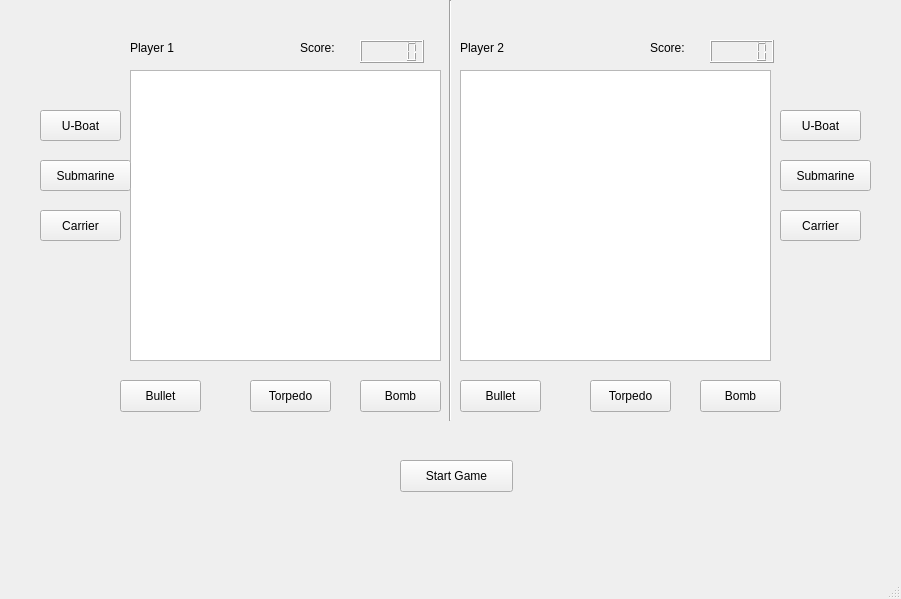
Before: the Qt Designer form finalproject/mainwindow.ui in Oceanestars/BattleshipQt, drawn with Qt 5.
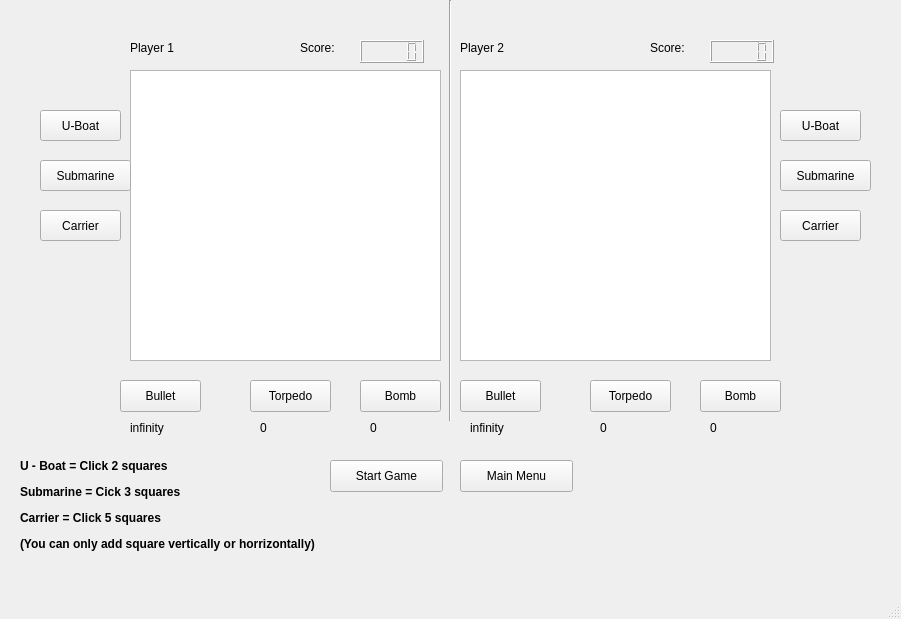
After: the same form once the commit is applied.

Commit message: Updated UI based on user feedback

Patch:
```diff
--- a/finalproject/mainwindow.ui
+++ b/finalproject/mainwindow.ui
@@ -7,7 +7,7 @@
     <x>0</x>
     <y>0</y>
     <width>901</width>
-    <height>599</height>
+    <height>619</height>
    </rect>
   </property>
   <property name="windowTitle">
@@ -115,7 +115,7 @@
    <widget class="QPushButton" name="pushButton_7">
     <property name="geometry">
      <rect>
-      <x>400</x>
+      <x>330</x>
       <y>460</y>
       <width>113</width>
       <height>32</height>
@@ -288,6 +288,110 @@
      <enum>Qt::Vertical</enum>
     </property>
    </widget>
+   <widget class="QPushButton" name="main_menu">
+    <property name="geometry">
+     <rect>
+      <x>460</x>
+      <y>460</y>
+      <width>113</width>
+      <height>32</height>
+     </rect>
+    </property>
+    <property name="text">
+     <string>Main Menu</string>
+    </property>
+   </widget>
+   <widget class="QLabel" name="label_5">
+    <property name="geometry">
+     <rect>
+      <x>130</x>
+      <y>420</y>
+      <width>59</width>
+      <height>16</height>
+     </rect>
+    </property>
+    <property name="text">
+     <string>infinity</string>
+    </property>
+   </widget>
+   <widget class="QLabel" name="label_6">
+    <property name="geometry">
+     <rect>
+      <x>260</x>
+      <y>420</y>
+      <width>59</width>
+      <height>16</height>
+     </rect>
+    </property>
+    <property name="text">
+     <string>0</string>
+    </property>
+   </widget>
+   <widget class="QLabel" name="label_7">
+    <property name="geometry">
+     <rect>
+      <x>370</x>
+      <y>420</y>
+      <width>59</width>
+      <height>16</height>
+     </rect>
+    </property>
+    <property name="text">
+     <string>0</string>
+    </property>
+   </widget>
+   <widget class="QLabel" name="label_8">
+    <property name="geometry">
+     <rect>
+      <x>470</x>
+      <y>420</y>
+      <width>59</width>
+      <height>16</height>
+     </rect>
+    </property>
+    <property name="text">
+     <string>infinity</string>
+    </property>
+   </widget>
+   <widget class="QLabel" name="label_9">
+    <property name="geometry">
+     <rect>
+      <x>600</x>
+      <y>420</y>
+      <width>59</width>
+      <height>16</height>
+     </rect>
+    </property>
+    <property name="text">
+     <string>0</string>
+    </property>
+   </widget>
+   <widget class="QLabel" name="label_10">
+    <property name="geometry">
+     <rect>
+      <x>710</x>
+      <y>420</y>
+      <width>59</width>
+      <height>16</height>
+     </rect>
+    </property>
+    <property name="text">
+     <string>0</string>
+    </property>
+   </widget>
+   <widget class="QLabel" name="rules">
+    <property name="geometry">
+     <rect>
+      <x>20</x>
+      <y>440</y>
+      <width>361</width>
+      <height>131</height>
+     </rect>
+    </property>
+    <property name="text">
+     <string>&lt;html&gt;&lt;head/&gt;&lt;body&gt;&lt;p&gt;&lt;span style=&quot; font-weight:600;&quot;&gt;U - Boat = Click 2 squares&lt;/span&gt;&lt;/p&gt;&lt;p&gt;&lt;span style=&quot; font-weight:600;&quot;&gt;Submarine = Cick 3 squares&lt;/span&gt;&lt;/p&gt;&lt;p&gt;&lt;span style=&quot; font-weight:600;&quot;&gt;Carrier = Click 5 squares&lt;/span&gt;&lt;/p&gt;&lt;p&gt;&lt;span style=&quot; font-weight:600;&quot;&gt;(You can only add square vertically or horrizontally)&lt;/span&gt;&lt;/p&gt;&lt;/body&gt;&lt;/html&gt;</string>
+    </property>
+   </widget>
   </widget>
   <widget class="QMenuBar" name="menubar">
    <property name="geometry">
```
Left out of the diff: 6 changed lines with no effect on the pictures. The commit also changes 7 other files.
